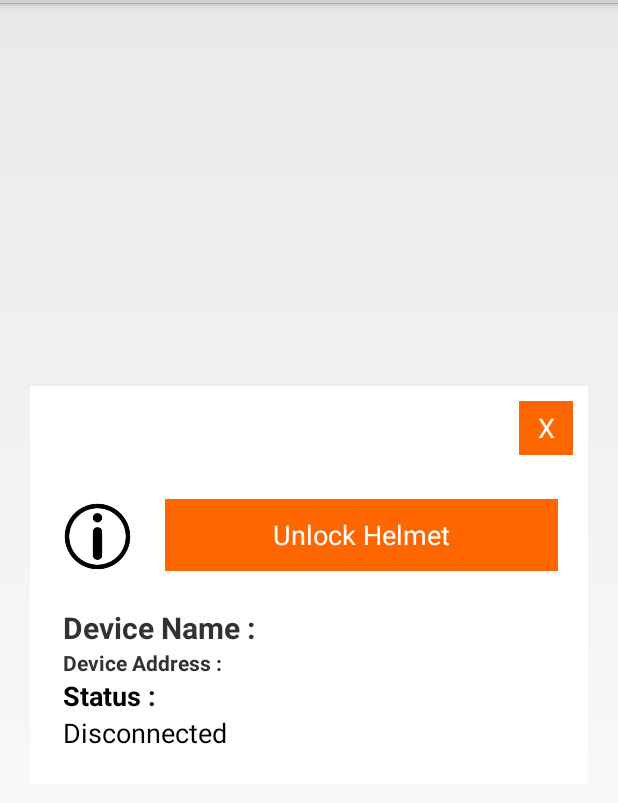
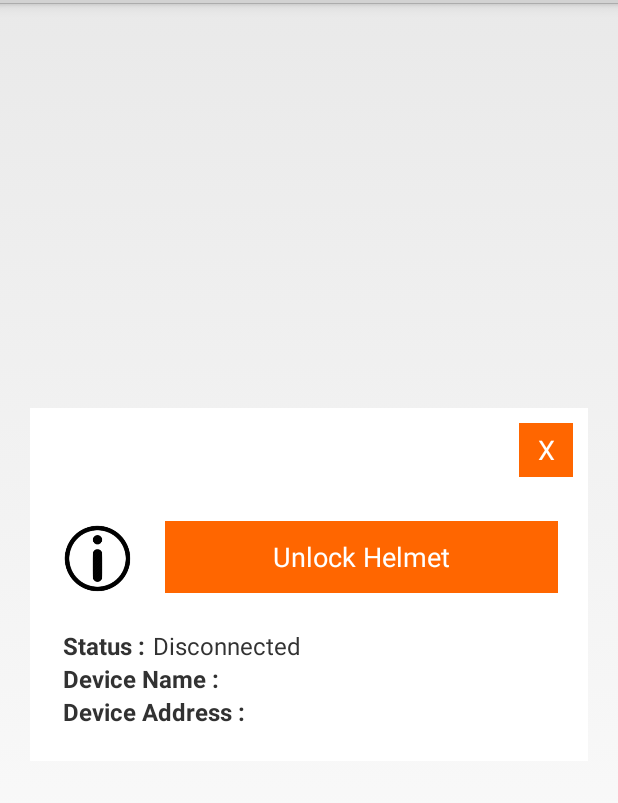
Before and after one commit to noelmurillo15/HelmetBuddy, an Android app: the layout popupwindow.xml on its own in the app's theme, with its tools: preview values and no code run, on a phone screen of 412 x 824 dp, the part 69-872 px from its top. Run offline under Robolectric (Android 15) with nearby library versions, the phone set to English and light mode, and no system bars.

Commit message:
BLE Refactor & Info Window Popup
- Improved Info popup window
- Improved BLE Scan and Callback

```diff
--- a/Application/src/main/res/layout/popupwindow.xml
+++ b/Application/src/main/res/layout/popupwindow.xml
@@ -30,8 +30,6 @@
         android:layout_margin="10dp"
         android:orientation="horizontal">
 
-
-
         <Button
             android:id="@+id/popup_settings_button"
             android:layout_width="50dp"
@@ -54,50 +52,63 @@
             android:textColor="#FFF"
             android:typeface="normal" />
 
+
     </LinearLayout>
 
+
     <LinearLayout
+        android:id="@+id/info_popup_window"
         android:layout_width="match_parent"
         android:layout_height="wrap_content"
         android:layout_margin="12dp"
         android:orientation="vertical"
         android:visibility="visible">
 
+        <LinearLayout
+            android:layout_width="wrap_content"
+            android:layout_height="wrap_content"
+            android:orientation="horizontal">
+
+            <TextView
+                android:text="@string/label_state"
+                android:layout_width="wrap_content"
+                android:layout_height="wrap_content"
+                android:textSize="16sp"
+                android:textStyle="bold"
+                android:typeface="normal" />
+
+            <Space
+                android:layout_width="5dp"
+                android:layout_height="wrap_content" />
+
+            <TextView
+                android:id="@+id/popup_connection_state"
+                android:text="@string/disconnected"
+                android:layout_width="wrap_content"
+                android:layout_height="wrap_content"
+                android:textSize="16sp"
+                android:typeface="normal" />
+
+
+        </LinearLayout>
+
 
         <TextView
             android:id="@+id/popup_device_name"
+            android:text="@string/device_name"
             android:layout_width="match_parent"
             android:layout_height="wrap_content"
-            android:text="@string/device_name"
-            android:textSize="20sp"
+            android:textSize="16sp"
             android:textStyle="bold"
             android:typeface="normal" />
 
         <TextView
             android:id="@+id/popup_device_address"
+            android:text="@string/device_address"
             android:layout_width="match_parent"
             android:layout_height="wrap_content"
-            android:text="@string/device_address"
-            android:textSize="14sp"
+            android:textSize="16sp"
             android:textStyle="bold"
-            android:typeface="normal" />
-
-        <TextView
-            android:layout_width="wrap_content"
-            android:layout_height="wrap_content"
-            android:text="@string/label_state"
-            android:textColor="#000"
-            android:textSize="18sp"
-            android:textStyle="bold"
-            android:typeface="normal" />
-
-        <TextView
-            android:id="@+id/popup_connection_state"
-            android:layout_width="116dp"
-            android:layout_height="wrap_content"
-            android:text="@string/disconnected"
-            android:textColor="#000"
-            android:textSize="18sp"
             android:typeface="normal" />
 
 
--- a/Application/src/main/res/menu/gatt_services.xml
+++ b/Application/src/main/res/menu/gatt_services.xml
@@ -12,4 +12,5 @@
           <!--android:title="@string/menu_disconnect"-->
           <!--android:orderInCategory="101"-->
           <!--android:showAsAction="ifRoom|withText"/>-->
+
 </menu>
--- a/Application/src/main/res/values/strings.xml
+++ b/Application/src/main/res/values/strings.xml
@@ -9,8 +9,8 @@
     <string name="label_device_address">Device address:</string>
     <string name="label_state">Status : </string>
     <string name="no_data">No data</string>
-    <string name="connected">Connected</string>
-    <string name="disconnected">Disconnected</string>
+    <string name="connected"> Connected</string>
+    <string name="disconnected"> Disconnected</string>
     <string name="title_devices">BLE Device Scan</string>
 
     <!--Unknowns-->
```
Also changed, not shown: Application/src/main/java/com/example/android/bluetoothlegatt/DeviceControlActivity.java (+20 -25 lines), Application/src/main/java/com/example/android/bluetoothlegatt/DeviceScanActivity.java (+45 -57 lines).
